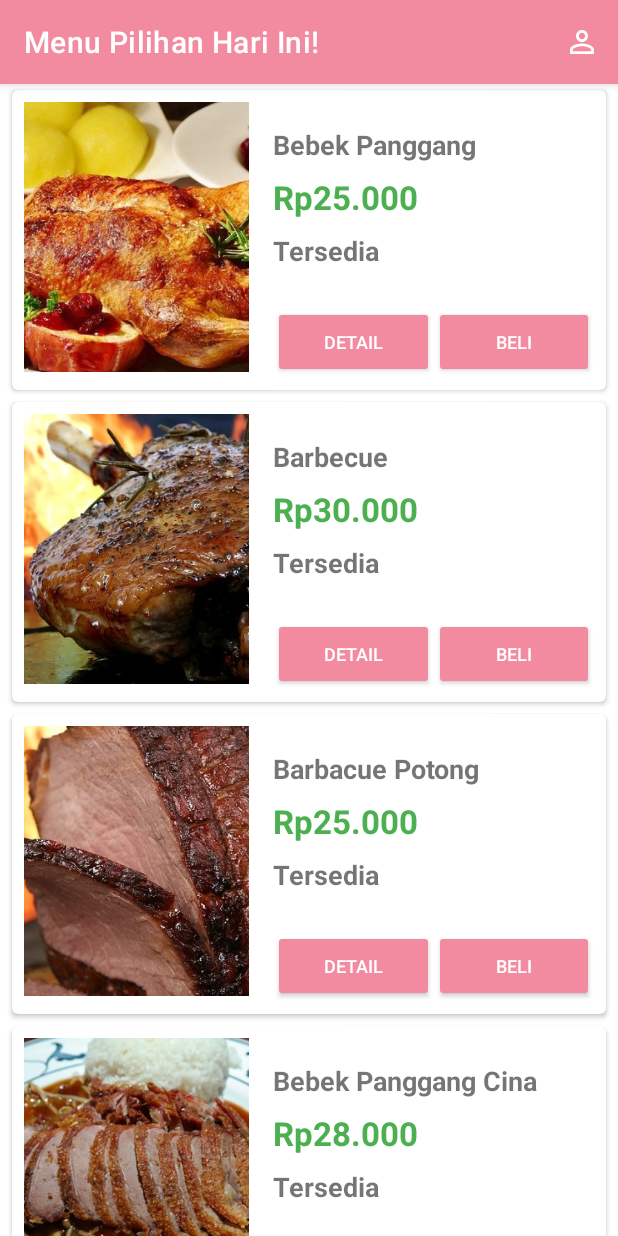
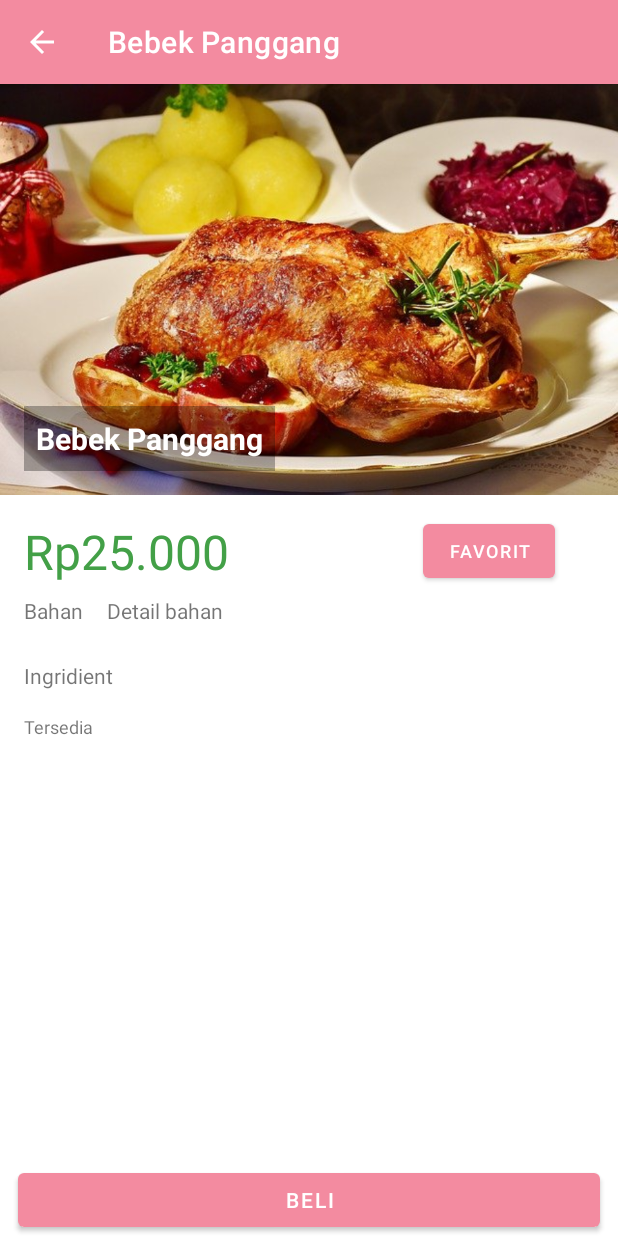
Before and after one commit to imadeekosatria/Android-Courses-DCoding, an Android app: the screen it shows after launch (MainActivity before the commit, Detail after it), after a tap on "DETAIL", on a phone screen of 412 x 824 dp. Run offline under Robolectric (Android 15) with nearby library versions, the phone set to English and light mode, and no system bars.

Commit message:
Intent Detail lag data

```diff
--- a/Final_Project/app/src/main/AndroidManifest.xml
+++ b/Final_Project/app/src/main/AndroidManifest.xml
@@ -11,9 +11,11 @@
         android:theme="@style/Theme.FinalProject">
         <activity
             android:name=".Detail"
+            android:parentActivityName=".MainActivity"
             android:exported="true" />
         <activity
             android:name=".About"
+            android:parentActivityName=".MainActivity"
             android:exported="true" />
         <activity
             android:name=".MainActivity"
--- a/Final_Project/app/src/main/java/com/example/finalproject/CardFoodAdapter.kt
+++ b/Final_Project/app/src/main/java/com/example/finalproject/CardFoodAdapter.kt
@@ -1,5 +1,6 @@
 package com.example.finalproject
 
+import android.content.Context
 import android.content.Intent
 import android.view.LayoutInflater
 import android.view.View
@@ -12,7 +13,7 @@ import androidx.recyclerview.widget.RecyclerView
 import com.bumptech.glide.Glide
 import com.bumptech.glide.request.RequestOptions
 
-class CardFoodAdapter(private val listFood: ArrayList<Food>): RecyclerView.Adapter<CardFoodAdapter.CardViewViewHolder>() {
+class CardFoodAdapter(private val listFood: ArrayList<Food>, private val context: Context): RecyclerView.Adapter<CardFoodAdapter.CardViewViewHolder>() {
     override fun onCreateViewHolder(parent: ViewGroup, viewType: Int): CardFoodAdapter.CardViewViewHolder {
         val view: View = LayoutInflater.from(parent.context).inflate(R.layout.item_cardview_food, parent, false)
         return CardViewViewHolder(view)
@@ -28,7 +29,23 @@ class CardFoodAdapter(private val listFood: ArrayList<Food>): RecyclerView.Adapt
         holder.name.text = food.name
         holder.harga.text = food.price
         holder.stock.text = food.stock
-        holder.btnDetail.setOnClickListener{ Toast.makeText(holder.itemView.context, "Detail under construction ", Toast.LENGTH_SHORT).show()}
+        holder.btnDetail.setOnClickListener{
+            /**Toast.makeText(holder.itemView.context, "Detail under construction ", Toast.LENGTH_SHORT).show()
+            */
+            //Get Posisition
+
+            val title : String = food.name
+            val img : Int = food.photo
+            val stock: String = food.stock
+            val hargadetail : String = food.price
+
+            val intent = Intent(context, Detail::class.java)
+            intent.putExtra("nama",title)
+            intent.putExtra("gambar",img)
+            intent.putExtra("stock",stock)
+            intent.putExtra("harga",hargadetail)
+            context.startActivities(arrayOf(intent))
+        }
         holder.btnBuy.setOnClickListener { Toast.makeText(holder.itemView.context, "Berhasil Membeli " + listFood[holder.adapterPosition].name, Toast.LENGTH_SHORT).show() }
     }
 
--- a/Final_Project/app/src/main/java/com/example/finalproject/Detail.kt
+++ b/Final_Project/app/src/main/java/com/example/finalproject/Detail.kt
@@ -1,25 +1,45 @@
 package com.example.finalproject
 
+import android.app.ActionBar
 import android.app.Activity
 import androidx.appcompat.app.AppCompatActivity
 import android.os.Bundle
+import android.telecom.Call
 import android.widget.ImageView
 import android.widget.TextView
 
 class Detail : AppCompatActivity() {
     companion object{
         const val EXTRA_Nama = "extra_nama"
+        const val EXTRA_Gambar = "extra_gambar"
+        const val EXTRA_Harga = "extra_harga"
+        const val EXTRA_Stock = "extra_stock"
     }
 
     override fun onCreate(savedInstanceState: Bundle?) {
         super.onCreate(savedInstanceState)
         setContentView(R.layout.activity_detail)
+        val actionBar : androidx.appcompat.app.ActionBar? = supportActionBar
+        actionBar!!.setDisplayHomeAsUpEnabled(true)
+        actionBar!!.setDisplayHomeAsUpEnabled(true)
+        //Bind
+        val nama :TextView = findViewById(R.id.nama_makanan)
+        val gambar :ImageView = findViewById(R.id.detail_gambar)
+        val harga : TextView = findViewById(R.id.harga_detail)
+        val stock : TextView = findViewById(R.id.stock_detail)
+        //Get Data
+        var intent = intent
+        val detitle =intent.getStringExtra("nama")
+        val degambar = intent.getIntExtra("gambar",0)
+        val deharga = intent.getStringExtra("harga")
+        val destock = intent.getStringExtra("stock")
 
-        val recNama : TextView = findViewById(R.id.nama_makanan)
+        actionBar.setTitle(detitle)
+        nama.text = detitle
+        gambar.setImageResource(degambar)
+        harga.text = deharga
+        stock.text = destock
 
-        val nama = intent.getStringExtra(EXTRA_Nama)
-
-        recNama.text = nama
 
     }
 }
--- a/Final_Project/app/src/main/java/com/example/finalproject/FoodData.kt
+++ b/Final_Project/app/src/main/java/com/example/finalproject/FoodData.kt
@@ -12,6 +12,8 @@ object FoodData {
         "Ice Cream",
         "Strawberry Dessert"
     )
+
+    private val bahan = arrayOf("")
 
     private val foodPrice = arrayOf("Rp25.000",
         "Rp30.000",
--- a/Final_Project/app/src/main/java/com/example/finalproject/MainActivity.kt
+++ b/Final_Project/app/src/main/java/com/example/finalproject/MainActivity.kt
@@ -30,7 +30,7 @@ class MainActivity : AppCompatActivity() {
     //CardView
     private fun showcardFood(){
         rvFood.layoutManager = LinearLayoutManager(this)
-        val cardFoodAdapter = CardFoodAdapter(list)
+        val cardFoodAdapter = CardFoodAdapter(list,this)
         rvFood.adapter = cardFoodAdapter
 
     }
@@ -41,6 +41,15 @@ class MainActivity : AppCompatActivity() {
         return super.onCreateOptionsMenu(menu)
     }
     //Move Activity
+    override fun onOptionsItemSelected(item: MenuItem): Boolean {
+        when (item.itemId) {
+            R.id.nav_about -> {
+                val moveIntent = Intent(this@MainActivity, About::class.java)
+                startActivity(moveIntent)
+            }
+        }
+        return super.onOptionsItemSelected(item)
+    }
 
 
 
--- a/Final_Project/app/src/main/res/layout/activity_detail.xml
+++ b/Final_Project/app/src/main/res/layout/activity_detail.xml
@@ -45,60 +45,41 @@
                     android:drawablePadding="4dp"
                     android:gravity="center_vertical"
                     android:padding="8dp"
+                    android:text="@string/food_name"
                     android:textAppearance="@style/TextAppearance.AppCompat.Small"
                     android:textColor="@color/white"
                     android:textSize="20sp"
-                    android:textStyle="bold"
-                    android:text="@string/food_name" />
+                    android:textStyle="bold" />
 
             </FrameLayout>
 
             <LinearLayout
                 android:layout_width="match_parent"
-                android:layout_height="match_parent"
-                android:orientation="horizontal">
+                android:layout_height="match_parent">
 
                 <TextView
                     android:id="@+id/harga_detail"
-                    android:layout_width="wrap_content"
+                    android:layout_width="250dp"
                     android:layout_height="wrap_content"
                     android:layout_marginLeft="16dp"
                     android:layout_marginTop="16dp"
                     android:layout_marginRight="16dp"
                     android:layout_marginBottom="8dp"
+                    android:text="@string/harga"
                     android:textColor="#43A047"
-                    android:textSize="32sp"
-                    android:text="@string/harga" />
+                    android:textSize="32sp" />
 
                 <Button
                     android:id="@+id/favorite"
                     android:layout_width="wrap_content"
                     android:layout_height="wrap_content"
-                    android:layout_marginStart="180dp"
                     android:layout_marginTop="8dp"
+
+                    android:layout_marginEnd="16dp"
                     android:text="@string/favorit"
+                    android:textSize="12sp"
                     tools:ignore="TextContrastCheck" />
             </LinearLayout>
-
-            <TextView
-                android:id="@+id/stock_detail"
-                android:layout_width="200dp"
-                android:layout_height="wrap_content"
-                android:layout_marginLeft="16dp"
-                android:layout_marginRight="16dp"
-                android:layout_marginBottom="16dp"
-                android:textSize="12sp"
-                android:text="@string/stock" />
-
-            <TextView
-                android:id="@+id/ingridient"
-                android:layout_width="wrap_content"
-                android:layout_height="wrap_content"
-                android:layout_marginLeft="16dp"
-                android:layout_marginRight="16dp"
-                android:layout_marginBottom="16dp"
-                android:lineSpacingMultiplier="1"
-                android:text="@string/ingridient" />
 
             <TableLayout
                 android:layout_width="match_parent"
@@ -111,25 +92,43 @@
                     android:layout_width="match_parent"
                     android:layout_height="match_parent"
                     android:layout_marginBottom="8dp">
+
                     <TextView
                         android:layout_width="wrap_content"
                         android:layout_height="wrap_content"
-                        android:textSize="14sp"
                         android:layout_marginEnd="16dp"
-                        android:text="@string/bahan"/>
+                        android:text="@string/bahan"
+                        android:textSize="14sp" />
 
                     <TextView
                         android:layout_width="match_parent"
                         android:layout_height="wrap_content"
-                        android:textSize="14sp"
                         android:layout_weight="1"
-                        android:text="@string/detail_bahan"/>
+                        android:text="@string/detail_bahan"
+                        android:textSize="14sp" />
                 </TableRow>
 
-                <TableRow
-                    android:layout_width="match_parent"
-                    android:layout_height="match_parent" />
             </TableLayout>
+
+            <TextView
+                android:id="@+id/ingridient"
+                android:layout_width="wrap_content"
+                android:layout_height="wrap_content"
+                android:layout_marginLeft="16dp"
+                android:layout_marginRight="16dp"
+                android:layout_marginBottom="16dp"
+                android:lineSpacingMultiplier="1"
+                android:text="@string/ingridient" />
+
+            <TextView
+                android:id="@+id/stock_detail"
+                android:layout_width="200dp"
+                android:layout_height="wrap_content"
+                android:layout_marginLeft="16dp"
+                android:layout_marginRight="16dp"
+                android:layout_marginBottom="16dp"
+                android:text="@string/stock"
+                android:textSize="12sp" />
 
 
         </LinearLayout>
```
